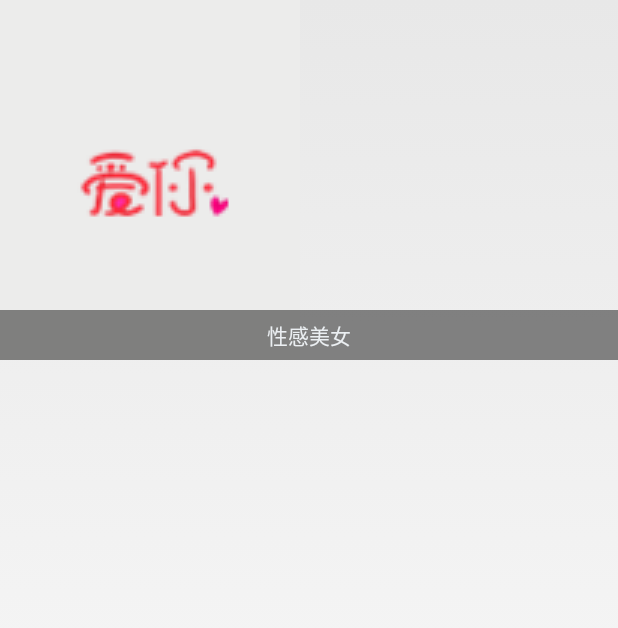
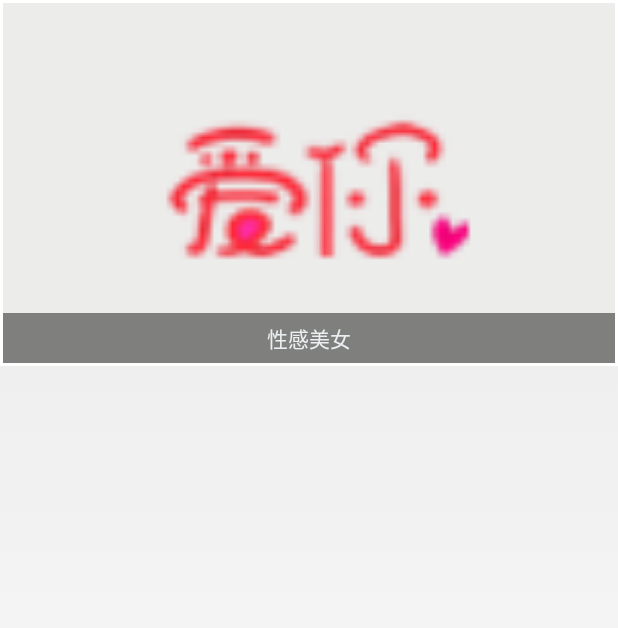
Before and after one commit to zuiwuyuan/SexyBeach, an Android app: the layout list_item_beauty_gril.xml on its own in the app's theme, with its tools: preview values and no code run, on a phone screen of 412 x 824 dp. Shown: the top 628 px of the screen. Run offline under Robolectric (Android 15) with nearby library versions, the phone set to English and light mode, and no system bars.

```diff
--- a/app/build.gradle
+++ b/app/build.gradle
@@ -39,7 +39,6 @@ dependencies {
     compile 'com.commit451:PhotoView:1.2.4'
     compile 'com.squareup.picasso:picasso:2.5.2'
     compile 'com.android.support:appcompat-v7:23.1.1'
-    //    compile 'com.kogitune:pre-lollipop-activity-transition:1.3.0'
     compile project(':xrecyclerview')
     compile project(':xrecyclerview')
 }
--- a/app/src/main/java/com/lnyp/sexybeach/fragment/FragmentBeautyList.java
+++ b/app/src/main/java/com/lnyp/sexybeach/fragment/FragmentBeautyList.java
@@ -66,6 +66,7 @@ public class FragmentBeautyList extends Fragment {
             listViewBeauties.setRefreshProgressStyle(ProgressStyle.BallSpinFadeLoader);
             listViewBeauties.setLaodingMoreProgressStyle(ProgressStyle.BallRotate);
 //            listViewBeauties.setArrowImageView(R.drawable.iconfont_downgrey);
+//            listViewBeauties.addItemDecoration(new DividerGridItemDecoration(getActivity()));
 
             listViewBeauties.setLoadingListener(new XRecyclerView.LoadingListener() {
                 @Override
@@ -181,11 +182,9 @@ public class FragmentBeautyList extends Fragment {
             @Override
             public void onItemClick(View view, int position) {
 
-                BeautySimple beautySimple = mDatas.get(position);
+                BeautySimple beautySimple = mDatas.get(position - 1);
                 Intent intent = new Intent(getActivity(), BeautyDetailActivity.class);
                 intent.putExtra("beautySimple", beautySimple);
-                LogUtils.e("position : " + position);
-                LogUtils.e("beautySimple : " + beautySimple);
                 startActivity(intent);
 
 //                ActivityTransitionLauncher.with(getActivity()).from(view).launch(intent);
--- a/app/src/main/java/com/lnyp/sexybeach/fragment/FragmentNewBeauty.java
+++ b/app/src/main/java/com/lnyp/sexybeach/fragment/FragmentNewBeauty.java
@@ -59,6 +59,8 @@ public class FragmentNewBeauty extends Fragment {
             listViewNewBeauty.setRefreshProgressStyle(ProgressStyle.BallSpinFadeLoader);
             listViewNewBeauty.setLaodingMoreProgressStyle(ProgressStyle.BallRotate);
 //            listViewBeauties.setArrowImageView(R.drawable.iconfont_downgrey);
+
+//            listViewNewBeauty.addItemDecoration(new DividerGridItemDecoration(getActivity()));
 
             listViewNewBeauty.setLoadingListener(new XRecyclerView.LoadingListener() {
                 @Override
@@ -140,11 +142,9 @@ public class FragmentNewBeauty extends Fragment {
             @Override
             public void onItemClick(View view, int position) {
 
-                BeautySimple beautySimple = mDatas.get(position);
+                BeautySimple beautySimple = mDatas.get(position - 1);
                 Intent intent = new Intent(getActivity(), BeautyDetailActivity.class);
-
 //                LogUtils.e("position : " + position + "      beautySimple : " + beautySimple);
-
                 intent.putExtra("beautySimple", beautySimple);
                 startActivity(intent);
             }
--- a/app/src/main/res/layout/list_item_beauty_gril.xml
+++ b/app/src/main/res/layout/list_item_beauty_gril.xml
@@ -2,8 +2,9 @@
 <FrameLayout xmlns:android="http://schemas.android.com/apk/res/android"
     android:layout_width="match_parent"
     android:layout_height="wrap_content"
+    android:background="#ffffff"
     android:orientation="vertical"
-   >
+    android:padding="2dp">
 
     <FrameLayout
         android:layout_width="fill_parent"
@@ -14,7 +15,7 @@
             android:layout_width="match_parent"
             android:layout_height="240dp"
             android:adjustViewBounds="true"
-            android:scaleType="fitStart"
+            android:scaleType="centerCrop"
             android:src="@drawable/default_empty_bg" />
 
         <ProgressBar
--- a/xrecyclerview/src/main/java/com/jcodecraeer/xrecyclerview/XRecyclerView.java
+++ b/xrecyclerview/src/main/java/com/jcodecraeer/xrecyclerview/XRecyclerView.java
@@ -62,6 +62,7 @@ public class XRecyclerView extends RecyclerView {
         footView.setProgressStyle(mLoadingMoreProgressStyle);
         addFootView(footView);
         mFootViews.get(0).setVisibility(GONE);
+
     }
 
     public void addHeaderView(View view) {
```
Also changed, not shown: app/src/main/java/com/lnyp/sexybeach/activity/BeautyDetailActivity.java (+4 -3 lines).
